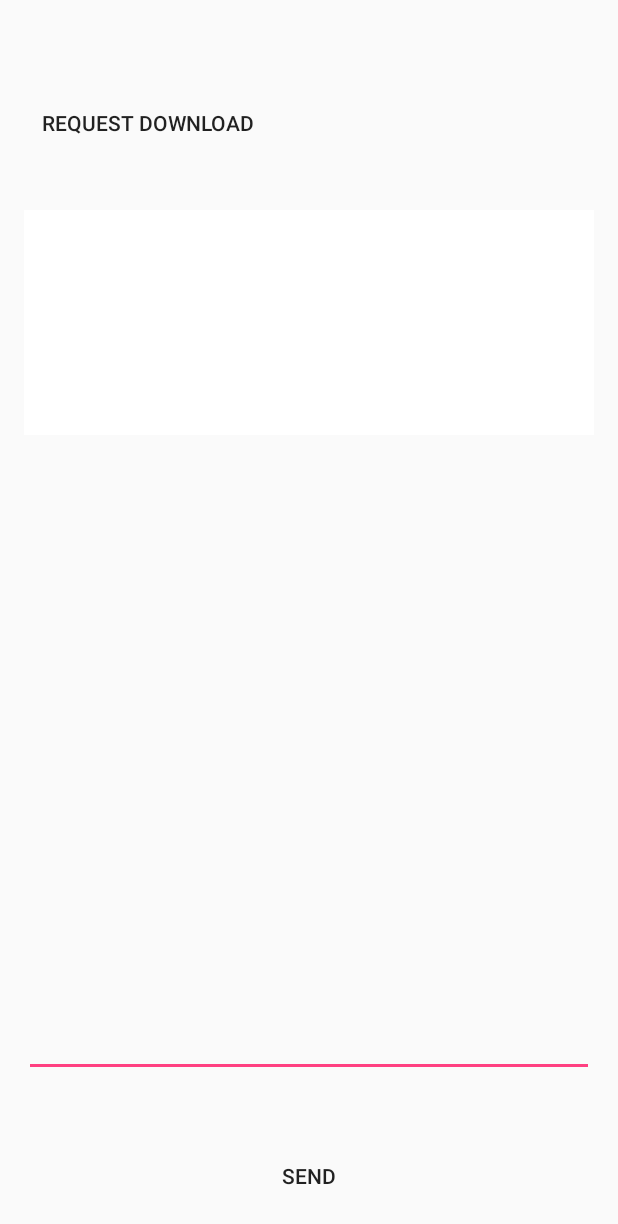
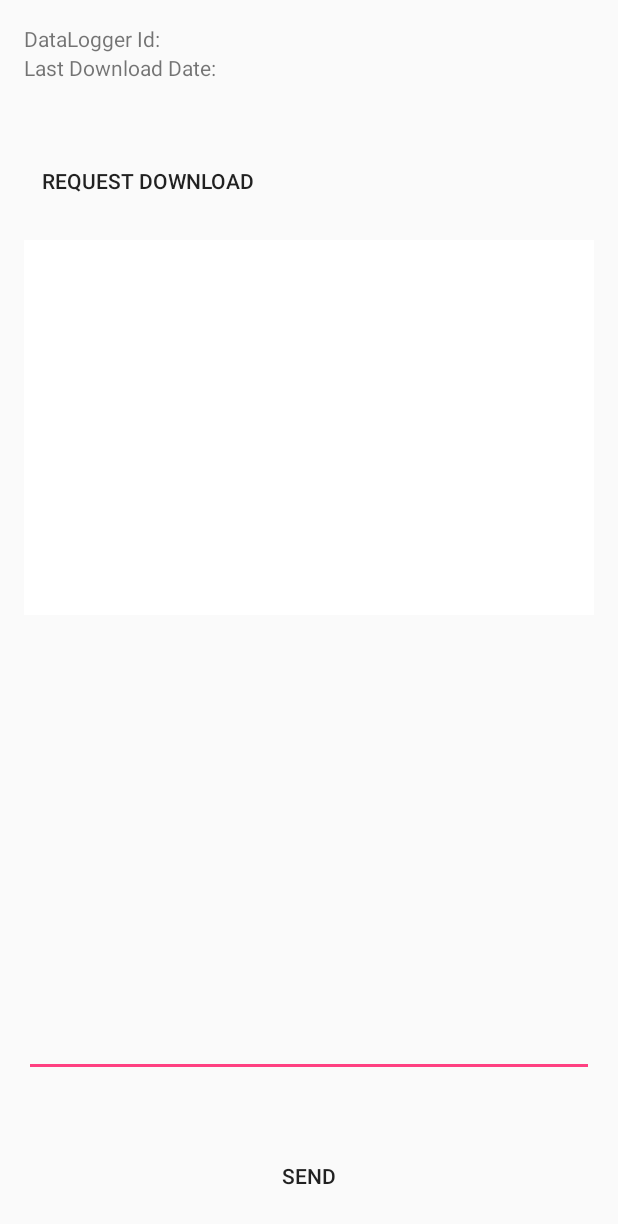
Before and after one commit to TheWaterTeam/waterteam-android, an Android app: the layout serial_console.xml on its own in the app's theme, with its tools: preview values and no code run, on a phone screen of 412 x 824 dp. Shown: the top 1224 px of the screen. Run offline under Robolectric (Android 15) with nearby library versions, the phone set to English and light mode, and no system bars.

Commit message:
Added code to keep track of last download times for each datalogger

```diff
--- a/DataCollector/app/src/main/AndroidManifest.xml
+++ b/DataCollector/app/src/main/AndroidManifest.xml
@@ -24,6 +24,7 @@
             android:label="@string/app_name"
             android:windowSoftInputMode="adjustPan"
             android:screenOrientation="portrait"
+            android:launchMode="singleTop"
             >
 
             <intent-filter>
--- a/DataCollector/app/src/main/res/layout/serial_console.xml
+++ b/DataCollector/app/src/main/res/layout/serial_console.xml
@@ -13,20 +13,22 @@
         style="?borderlessButtonStyle"
         android:layout_width="wrap_content"
         android:layout_height="wrap_content"
-        android:layout_alignParentTop="true"
+        android:layout_below="@+id/lastDownloadDateTextView"
         android:layout_marginTop="42dp"
         android:text="Request Download"/>
 
     <TextView
         android:id="@+id/textView1"
         android:layout_width="match_parent"
-        android:layout_height="150dp"
+        android:layout_height="250dp"
         android:layout_centerHorizontal="true"
         android:layout_below="@+id/buttonRequestDownload"
-        android:layout_marginTop="34dp"
+        android:layout_marginTop="15dp"
         android:background="#FFFFFF"
         android:scrollbars="vertical"
-        android:gravity="bottom" />
+        android:gravity="bottom"
+        android:fadeScrollbars="false"
+        android:maxLines="1000"/>
 
     <EditText
         android:id="@+id/editText1"
@@ -51,4 +53,27 @@
         android:layout_alignParentBottom="true"
         android:layout_marginTop="42dp"
         android:text="Send"/>
+
+    <TextView
+        android:id="@+id/dataloggerIdTextView"
+        android:layout_width="wrap_content"
+        android:layout_height="wrap_content"
+        android:layout_alignEnd="@+id/buttonRequestDownload"
+        android:layout_alignParentLeft="true"
+        android:layout_alignParentStart="true"
+        android:layout_alignParentTop="true"
+        android:layout_alignRight="@+id/buttonRequestDownload"
+        android:text="DataLogger Id:" />
+
+    <TextView
+        android:id="@+id/lastDownloadDateTextView"
+        android:layout_width="wrap_content"
+        android:layout_height="wrap_content"
+        android:layout_alignEnd="@+id/dataloggerIdTextView"
+        android:layout_alignParentLeft="true"
+        android:layout_alignParentStart="true"
+        android:layout_alignRight="@+id/dataloggerIdTextView"
+        android:layout_below="@+id/dataloggerIdTextView"
+        android:text="Last Download Date:" />
+
 </RelativeLayout>
```
Also changed, not shown: DataCollector/app/src/main/java/com/aquarius/datacollector/activities/SerialConsoleActivity.java (+76 -8 lines), DataCollector/app/src/main/java/com/aquarius/datacollector/control/Control.java (+15 -2 lines), DataCollector/app/src/main/java/com/aquarius/datacollector/database/Calibration.java (added, +15 -0 lines), DataCollector/app/src/main/java/com/aquarius/datacollector/database/DataLogger.java (added, +32 -0 lines).
